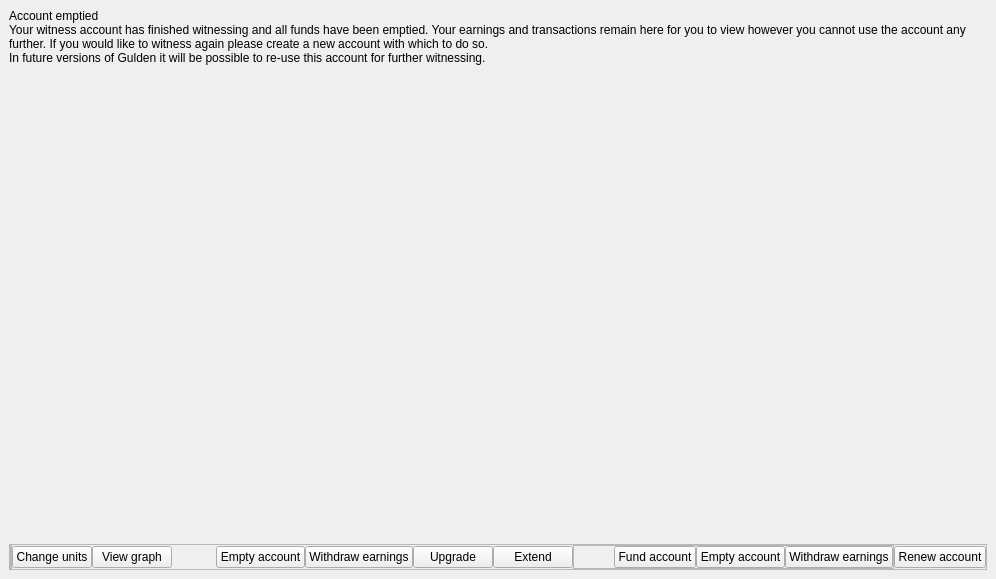
Above: src/qt/_Gulden/forms/witnessdialog.ui from frozenflux3/munt-official before the change. Below: the same form after it.
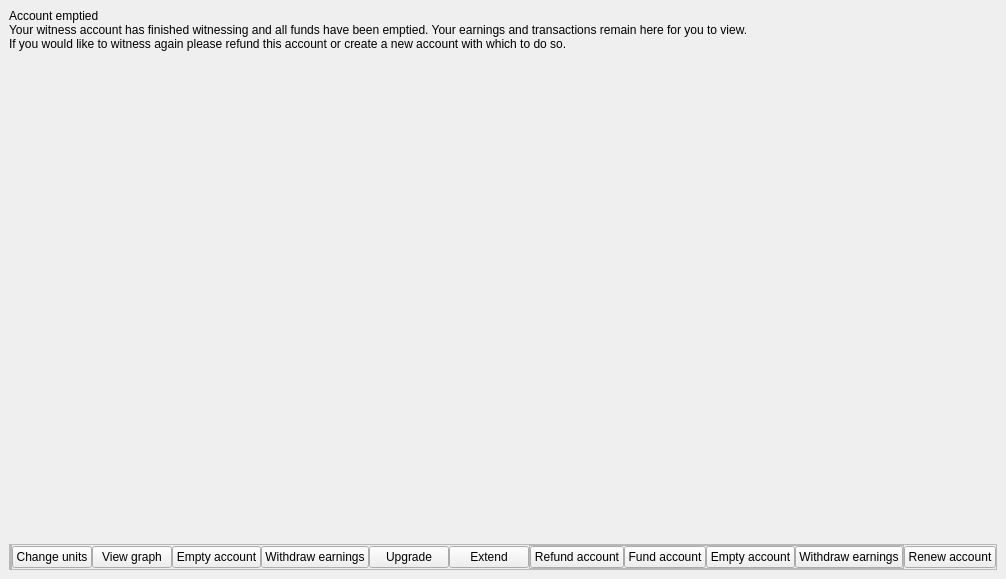
That is the form after the change. The open tabs and pages were chosen to show the change. Custom widgets are drawn as their Qt base class.

Commit message: Witness refund

What changed in the file:
```diff
--- a/src/qt/_Gulden/forms/witnessdialog.ui
+++ b/src/qt/_Gulden/forms/witnessdialog.ui
@@ -607,8 +607,8 @@
              <item>
               <widget class="QLabel" name="labelUsedAccountInfo">
                <property name="text">
-                <string>Your witness account has finished witnessing and all funds have been emptied. Your earnings and transactions remain here for you to view however you cannot use the account any further. If you would like to witness again please create a new account with which to do so.
-In future versions of Gulden it will be possible to re-use this account for further witnessing.</string>
+                <string>Your witness account has finished witnessing and all funds have been emptied. Your earnings and transactions remain here for you to view.
+If you would like to witness again please refund this account or create a new account with which to do so.</string>
                </property>
                <property name="alignment">
                 <set>Qt::AlignLeading|Qt::AlignLeft|Qt::AlignVCenter</set>
@@ -802,6 +802,16 @@
                  </property>
                 </spacer>
                </item>
+               <item>
+                <widget class="QPushButton" name="refundWitnessButton">
+                 <property name="cursor">
+                  <cursorShape>PointingHandCursor</cursorShape>
+                 </property>
+                 <property name="text">
+                  <string>Refund account</string>
+                 </property>
+                </widget>
+               </item>
                <item>
                 <widget class="QPushButton" name="fundWitnessButton">
                  <property name="text">
```
The commit also changes 6 other files.
